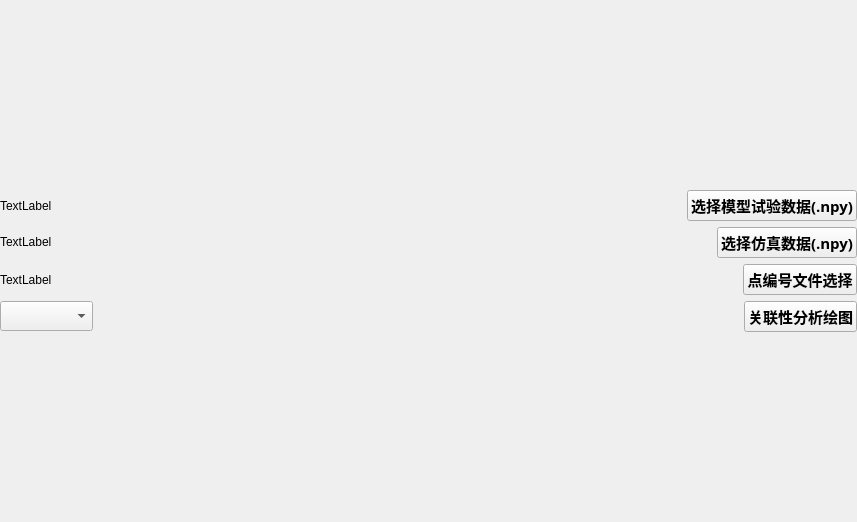
This is uifile/corwindow.ui in Meihongtao/GUI as Qt 5 draws it before an edit. The edited form follows.
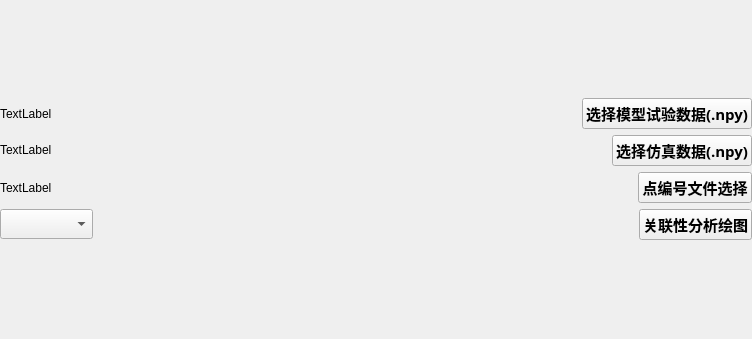
This is the edited form.

What changed in the file:
```diff
--- a/uifile/corwindow.ui
+++ b/uifile/corwindow.ui
@@ -6,8 +6,8 @@
    <rect>
     <x>0</x>
     <y>0</y>
-    <width>857</width>
-    <height>522</height>
+    <width>752</width>
+    <height>339</height>
    </rect>
   </property>
   <property name="windowTitle">
```
